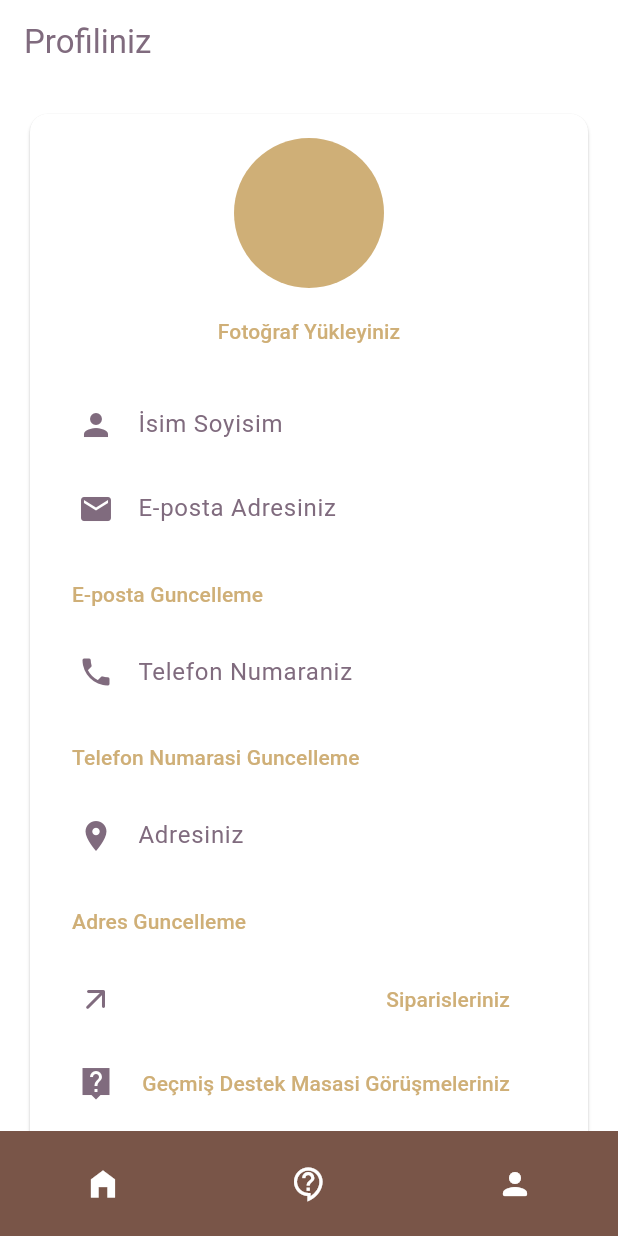
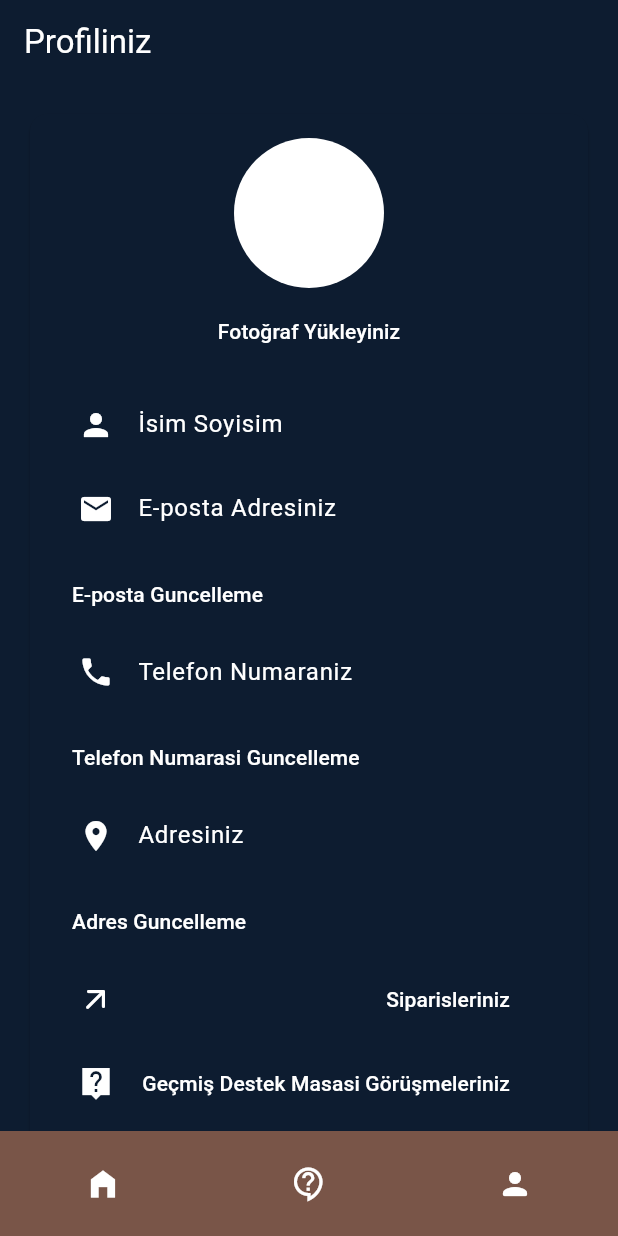
Before and after one commit to onurguzelordu/Final_Projesi, a Flutter app: the ProfileScreen screen opened by its route, on a phone screen of 412 x 824 dp. Run offline on Flutter 3.47's test engine with Material 3 defaults, Android fonts, the phone set to English and light mode, and no system bars; our stand-ins replace go_router; network calls fail.

Commit message:
Karanlık mod problemi çözüldü

```diff
--- a/lib/core/themes.dart
+++ b/lib/core/themes.dart
@@ -15,9 +15,9 @@ const colors = {
 };
 
 const darkColors = {
-  "primary": Color.fromRGBO(13, 28, 48, 1),
+  "primary": Color.fromRGBO(255, 255, 255, 1),
   "onPrimary": Color.fromRGBO(255, 255, 255, 1),
-  "secondary": Color.fromRGBO(141, 87, 63, 1),
+  "secondary": Color.fromRGBO(255, 255, 255, 1),
   "onSecondary": Color.fromRGBO(255, 255, 255, 1),
   "surface": Color.fromRGBO(13, 28, 48, 1), // gece modu için seçtiğim renk
   "onSurface": Color.fromRGBO(255, 255, 255, 1),
--- a/lib/main.dart
+++ b/lib/main.dart
@@ -16,7 +16,7 @@ class HomeStyle extends StatelessWidget {
       theme: lightTheme,
       darkTheme: darkTheme,
       themeMode: ThemeMode
-          .light, // system yaparsak kullanıcı hangi modda kullanıyorsa  o mod açık kalır.
+          .dark, // system yaparsak kullanıcı hangi modda kullanıyorsa  o mod açık kalır.
       routerConfig: router, // go_router yapılandırmamızı kullan
       debugShowCheckedModeBanner: false, // Debug bandını kaldır
     );
--- a/lib/screens/profile_screen.dart
+++ b/lib/screens/profile_screen.dart
@@ -128,9 +128,11 @@ Column(
           ),
           const SizedBox(height: 24),
           FilledButton.icon(
-            onPressed: () {},
+            onPressed: () {
+                context.go("/home");
+            },
             icon: const Icon(Icons.logout),
-            label: const Text("Cikis Yapiniz"),
+            label: const Text("Cikis Yapiniz", style: TextStyle(color: Colors.black),),
             style: FilledButton.styleFrom(
               minimumSize: const Size(double.infinity, 50),
               shape: RoundedRectangleBorder(
@@ -138,15 +140,7 @@ Column(
               ),
             ),
           ),
-          if (context.canPop())
-            TextButton.icon(
-              onPressed: () => context.pop(),
-              icon: const Icon(Icons.arrow_back),
-              label: const Text("Geri Dön"),
-              style: TextButton.styleFrom(
-                minimumSize: const Size(double.infinity, 50),
-              ),
-            ),
+
         ],
 
       ),
```
Also changed, not shown: lib/screens/help_desk_screen.dart (+3 -8 lines), lib/screens/home_screen.dart (+14 -14 lines).
